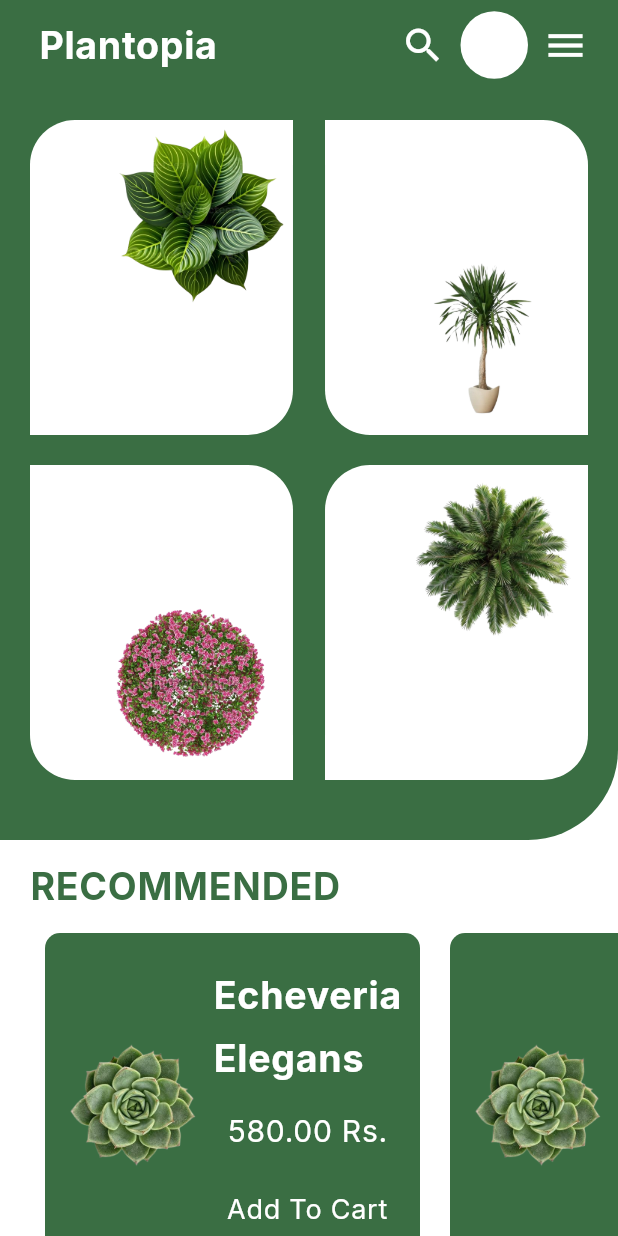
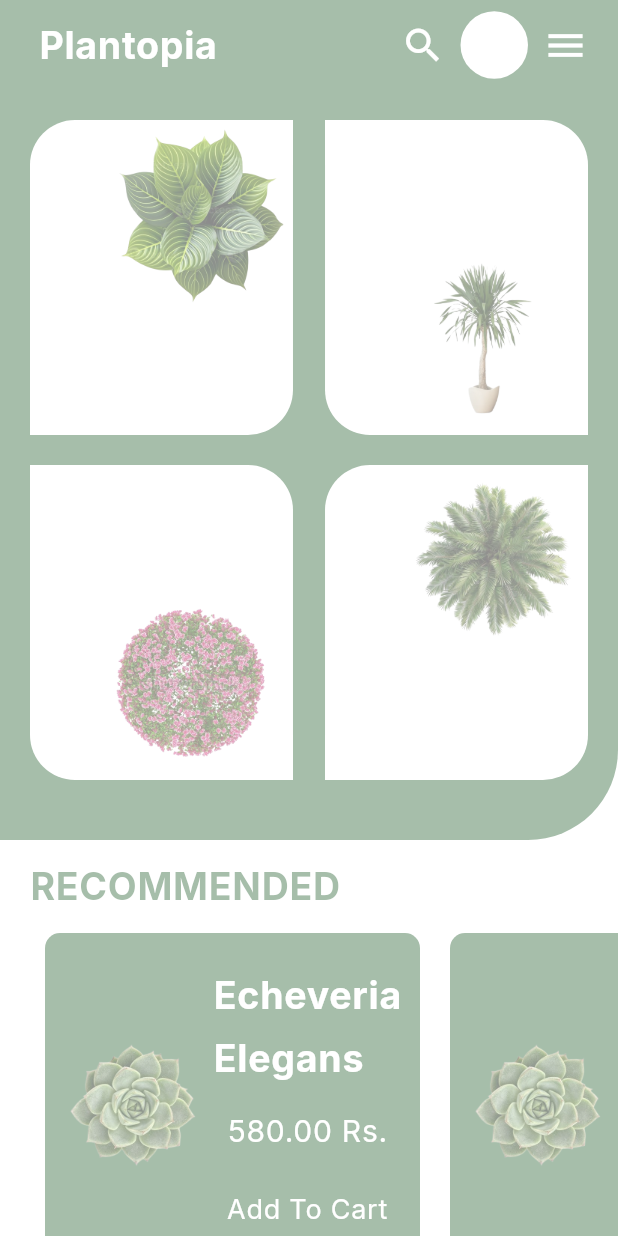
Before and after one commit to Lovejeetsingh2003/Plantopia, a Flutter app: the HomePage screen opened directly, after a tap on the "shopping bag" icon, on a phone screen of 412 x 824 dp. Run offline on Flutter 3.47's test engine with Material 3 defaults, Android fonts, the phone set to English and light mode, and no system bars; our stand-ins replace google_fonts.

Commit message:
cart page added

```diff
--- /dev/null
+++ b/lib/cart/cart_page.dart
@@ -0,0 +1,15 @@
+import 'package:flutter/material.dart';
+
+class CartPage extends StatefulWidget {
+  const CartPage({super.key});
+
+  @override
+  State<CartPage> createState() => _CartPageState();
+}
+
+class _CartPageState extends State<CartPage> {
+  @override
+  Widget build(BuildContext context) {
+    return Scaffold();
+  }
+}
--- a/lib/main_pages/home_page.dart
+++ b/lib/main_pages/home_page.dart
@@ -1,4 +1,5 @@
 import 'package:flutter/material.dart';
+import 'package:plantopia/cart/cart_page.dart';
 import 'package:plantopia/categories_pages/all_types_page.dart';
 import 'package:plantopia/categories_pages/indoor_plants_page.dart';
 import 'package:plantopia/categories_pages/outdoor_plants_page.dart';
@@ -33,7 +34,17 @@ class _HomePageState extends State<HomePage> {
                   ),
                 ),
                 GestureDetector(
-                  onTap: () {},
+                  onTap: () {
+                    Navigator.push(
+                      context,
+                      PageRouteBuilder(
+                        pageBuilder: (_, __, ___) => const CartPage(),
+                        transitionDuration: const Duration(seconds: 2),
+                        transitionsBuilder: (_, a, __, c) =>
+                            FadeTransition(opacity: a, child: c),
+                      ),
+                    );
+                  },
                   child: Container(
                     margin: const EdgeInsets.symmetric(horizontal: 10),
                     height: 45,
```
